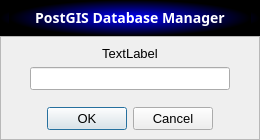
This is DBManager/UI/db_manager_add.ui in eryk918/postgis_toolbox as Qt 5 draws it before an edit. The edited form follows.
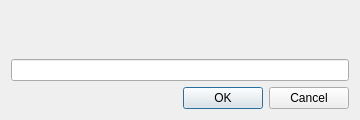
This is the edited form. Icons and pictures are not drawn.

Commit message: Big refactor for QGIS 3.44: provider connections, processing algs on a common base, 8 new algs, query editor on QGIS DB Manager, table registry with bg ops, health check, styles, comments, DDL, copy to other db, schema privileges, projects and sessions dialogs, sql log tool, faster raster import with compression and batching, layer groups for rasters, removed styles - native Qt dialogs, removed custom QGIS connection dialog, new svg icons, readme update, min QGIS 3.22

The edit to the form file:
```diff
--- a/DBManager/UI/db_manager_add.ui
+++ b/DBManager/UI/db_manager_add.ui
@@ -2,261 +2,36 @@
 <ui version="4.0">
  <class>db_dialog</class>
  <widget class="QDialog" name="db_dialog">
-  <property name="windowModality">
-   <enum>Qt::WindowModal</enum>
-  </property>
-  <property name="enabled">
-   <bool>true</bool>
-  </property>
   <property name="geometry">
    <rect>
     <x>0</x>
     <y>0</y>
-    <width>260</width>
-    <height>140</height>
+    <width>360</width>
+    <height>120</height>
    </rect>
   </property>
-  <property name="sizePolicy">
-   <sizepolicy hsizetype="Expanding" vsizetype="Expanding">
-    <horstretch>0</horstretch>
-    <verstretch>0</verstretch>
-   </sizepolicy>
-  </property>
-  <property name="minimumSize">
-   <size>
-    <width>260</width>
-    <height>140</height>
-   </size>
-  </property>
-  <property name="font">
-   <font>
-    <family>Segoe UI</family>
-    <pointsize>10</pointsize>
-    <weight>50</weight>
-    <italic>false</italic>
-    <bold>false</bold>
-   </font>
-  </property>
-  <property name="contextMenuPolicy">
-   <enum>Qt::NoContextMenu</enum>
-  </property>
   <property name="windowTitle">
    <string>PostGIS Toolbox - Add new object</string>
   </property>
-  <property name="windowIcon">
-   <iconset>
-    <normaloff>../../../../../../../../../../../images/icon.png</normaloff>../../../../../../../../../../../images/icon.png</iconset>
-  </property>
-  <property name="styleSheet">
-   <string notr="true"/>
-  </property>
-  <property name="sizeGripEnabled">
-   <bool>false</bool>
-  </property>
   <property name="modal">
    <bool>true</bool>
   </property>
-  <layout class="QGridLayout" name="gridLayout">
-   <property name="leftMargin">
-    <number>0</number>
-   </property>
-   <property name="topMargin">
-    <number>0</number>
-   </property>
-   <property name="rightMargin">
-    <number>0</number>
-   </property>
-   <property name="bottomMargin">
-    <number>0</number>
-   </property>
-   <property name="spacing">
-    <number>0</number>
-   </property>
-   <item row="0" column="0" colspan="3">
-    <widget class="QFrame" name="title_frame">
-     <property name="minimumSize">
-      <size>
-       <width>200</width>
-       <height>36</height>
-      </size>
-     </property>
-     <property name="maximumSize">
-      <size>
-       <width>16777215</width>
-       <height>36</height>
-      </size>
-     </property>
-     <property name="accessibleName">
+  <layout class="QVBoxLayout" name="verticalLayout">
+   <item>
+    <widget class="QLabel" name="object_label">
+     <property name="text">
       <string notr="true"/>
      </property>
-     <property name="styleSheet">
-      <string notr="true">background: qradialgradient(spread:pad, cx:0.5, cy:0.5, radius:0.5, fx:0.502, fy:0.494318, stop:0 rgba(0, 0, 255, 255), stop:1 rgba(0, 0, 0, 255))</string>
-     </property>
-     <property name="frameShape">
-      <enum>QFrame::NoFrame</enum>
-     </property>
-     <property name="frameShadow">
-      <enum>QFrame::Plain</enum>
-     </property>
-     <property name="lineWidth">
-      <number>0</number>
-     </property>
-     <layout class="QVBoxLayout" name="verticalLayout">
-      <property name="spacing">
-       <number>0</number>
-      </property>
-      <property name="topMargin">
-       <number>0</number>
-      </property>
-      <item>
-       <widget class="QLabel" name="title_label">
-        <property name="minimumSize">
-         <size>
-          <width>0</width>
-          <height>36</height>
-         </size>
-        </property>
-        <property name="font">
-         <font>
-          <family>Samsung Sans</family>
-          <pointsize>-1</pointsize>
-          <weight>75</weight>
-          <bold>true</bold>
-         </font>
-        </property>
-        <property name="styleSheet">
-         <string notr="true">color : white;	font-weight: bold;font-family: &quot;Samsung Sans&quot;;font-size: 14px;</string>
-        </property>
-        <property name="lineWidth">
-         <number>0</number>
-        </property>
-        <property name="text">
-         <string>PostGIS Database Manager</string>
-        </property>
-        <property name="alignment">
-         <set>Qt::AlignCenter</set>
-        </property>
-       </widget>
-      </item>
-     </layout>
     </widget>
    </item>
-   <item row="1" column="0" colspan="3">
-    <widget class="QFrame" name="frame_2">
-     <property name="frameShape">
-      <enum>QFrame::StyledPanel</enum>
+   <item>
+    <widget class="QLineEdit" name="object_lineEdit"/>
+   </item>
+   <item>
+    <widget class="QDialogButtonBox" name="buttonBox">
+     <property name="standardButtons">
+      <set>QDialogButtonBox::Cancel|QDialogButtonBox::Ok</set>
      </property>
-     <property name="frameShadow">
-      <enum>QFrame::Raised</enum>
-     </property>
-     <layout class="QGridLayout" name="gridLayout_2">
-      <item row="0" column="0">
-       <layout class="QGridLayout" name="gridLayout_3">
-        <item row="0" column="2">
-         <widget class="QLabel" name="object_label">
-          <property name="text">
-           <string>TextLabel</string>
-          </property>
-          <property name="alignment">
-           <set>Qt::AlignCenter</set>
-          </property>
-         </widget>
-        </item>
-        <item row="1" column="2">
-         <widget class="QFrame" name="frame">
-          <property name="frameShape">
-           <enum>QFrame::NoFrame</enum>
-          </property>
-          <property name="frameShadow">
-           <enum>QFrame::Raised</enum>
-          </property>
-          <layout class="QGridLayout" name="gridLayout_4">
-           <property name="leftMargin">
-            <number>0</number>
-           </property>
-           <property name="topMargin">
-            <number>0</number>
-           </property>
-           <property name="rightMargin">
-            <number>0</number>
-           </property>
-           <property name="bottomMargin">
-            <number>0</number>
-           </property>
-           <item row="1" column="0">
-            <spacer name="horizontalSpacer">
-             <property name="orientation">
-              <enum>Qt::Horizontal</enum>
-             </property>
-             <property name="sizeType">
-              <enum>QSizePolicy::MinimumExpanding</enum>
-             </property>
-             <property name="sizeHint" stdset="0">
-              <size>
-               <width>2</width>
-               <height>20</height>
-              </size>
-             </property>
-            </spacer>
-           </item>
-           <item row="1" column="1">
-            <widget class="QLineEdit" name="object_lineEdit">
-             <property name="minimumSize">
-              <size>
-               <width>200</width>
-               <height>0</height>
-              </size>
-             </property>
-             <property name="alignment">
-              <set>Qt::AlignCenter</set>
-             </property>
-            </widget>
-           </item>
-           <item row="1" column="2">
-            <spacer name="horizontalSpacer_2">
-             <property name="orientation">
-              <enum>Qt::Horizontal</enum>
-             </property>
-             <property name="sizeType">
-              <enum>QSizePolicy::MinimumExpanding</enum>
-             </property>
-             <property name="sizeHint" stdset="0">
-              <size>
-               <width>2</width>
-               <height>20</height>
-              </size>
-             </property>
-            </spacer>
-           </item>
-          </layout>
-         </widget>
-        </item>
-        <item row="2" column="2">
-         <spacer name="verticalSpacer">
-          <property name="orientation">
-           <enum>Qt::Vertical</enum>
-          </property>
-          <property name="sizeHint" stdset="0">
-           <size>
-            <width>20</width>
-            <height>2</height>
-           </size>
-          </property>
-         </spacer>
-        </item>
-       </layout>
-      </item>
-      <item row="1" column="0">
-       <widget class="QDialogButtonBox" name="buttonBox">
-        <property name="standardButtons">
-         <set>QDialogButtonBox::Cancel|QDialogButtonBox::Ok</set>
-        </property>
-        <property name="centerButtons">
-         <bool>true</bool>
-        </property>
-       </widget>
-      </item>
-     </layout>
     </widget>
    </item>
   </layout>
```
Left out of the diff: 10 changed lines with no effect on the pictures. The commit also changes 97 other files.
